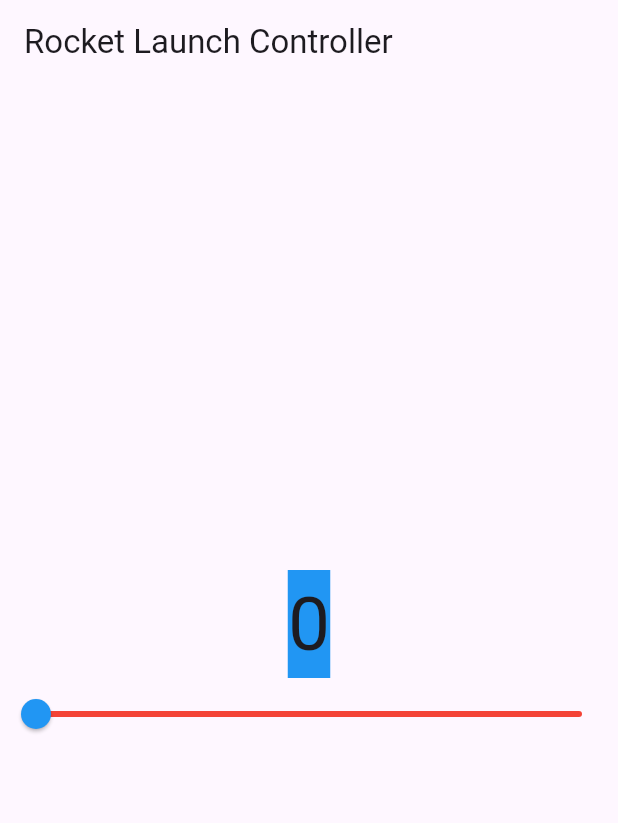
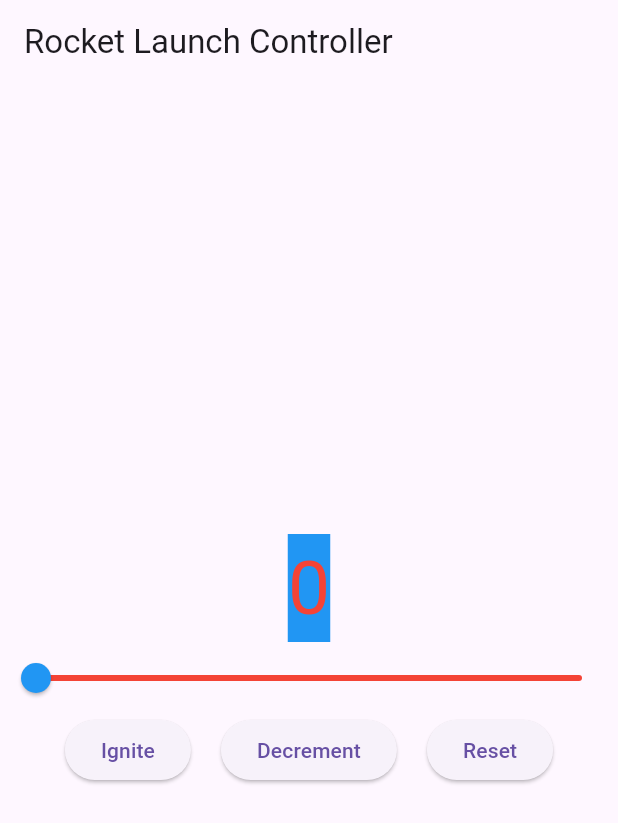
Before and after one commit to TobeyG2003/act6, a Flutter app: the screen it shows after launch, on a phone screen of 412 x 824 dp. Shown: the top 823 px of the screen. Run offline on Flutter 3.47's test engine with Material 3 defaults, Android fonts, the phone set to English and light mode, and no system bars.

Commit message:
adds buttons with functions and color to text

```diff
--- a/lib/main.dart
+++ b/lib/main.dart
@@ -86,7 +86,10 @@ class _CounterWidgetState extends State<CounterWidget> {
               child: Text(
                 //to displays current number
                 '$_counter',
-                style: TextStyle(fontSize: 50.0),
+                style: TextStyle(
+                  fontSize: 50.0,
+                  color: status,
+                ),
               ),
             ),
           ),
@@ -97,10 +100,39 @@ class _CounterWidgetState extends State<CounterWidget> {
             onChanged: (double value) {
               setState(() {
                 _counter = value.toInt();
+                setStatus();
               });
             },
             activeColor: Colors.blue,
             inactiveColor: Colors.red,
+          ),
+          Row(
+            mainAxisAlignment: MainAxisAlignment.center,
+            children: [
+              ElevatedButton(
+                onPressed: () {
+                  incrementCounter();
+                  setStatus();
+                },
+                child: const Text('Ignite'),
+              ),
+              const SizedBox(width: 20),
+              ElevatedButton(
+                onPressed: () {
+                  decrementCounter();
+                  setStatus();
+                },
+                child: const Text('Decrement'),
+              ),
+              const SizedBox(width: 20),
+              ElevatedButton(
+                onPressed: () {
+                  resetCounter();
+                  setStatus();
+                },
+                child: const Text('Reset'),
+              ),
+            ],
           ),
         ],
       ),
```
